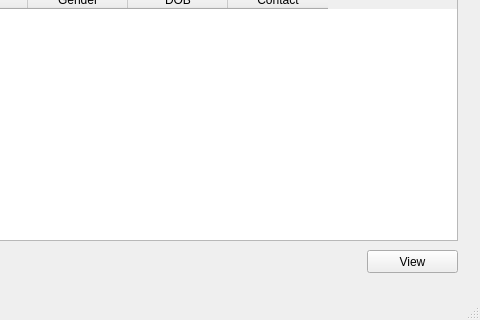
Above: patient_records.ui from fakehafaisal/db_project before the change; both pictures show x 193 to 673 and y 130 to 450 of the 673 by 450 pixel window. Below: the same form after it.
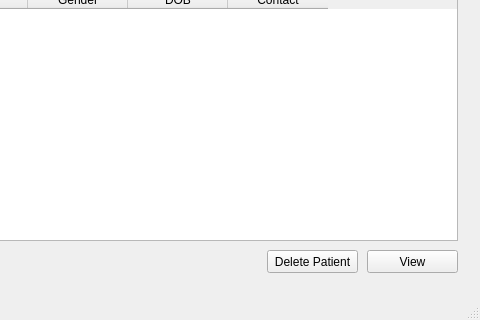
That is the form after the change.

```diff
--- a/patient_records.ui
+++ b/patient_records.ui
@@ -146,6 +146,19 @@
      <string>TheraHope Foundation</string>
     </property>
    </widget>
+   <widget class="QPushButton" name="view_button_2">
+    <property name="geometry">
+     <rect>
+      <x>460</x>
+      <y>380</y>
+      <width>91</width>
+      <height>23</height>
+     </rect>
+    </property>
+    <property name="text">
+     <string>Delete Patient</string>
+    </property>
+   </widget>
   </widget>
   <widget class="QMenuBar" name="menubar">
    <property name="geometry">
```
